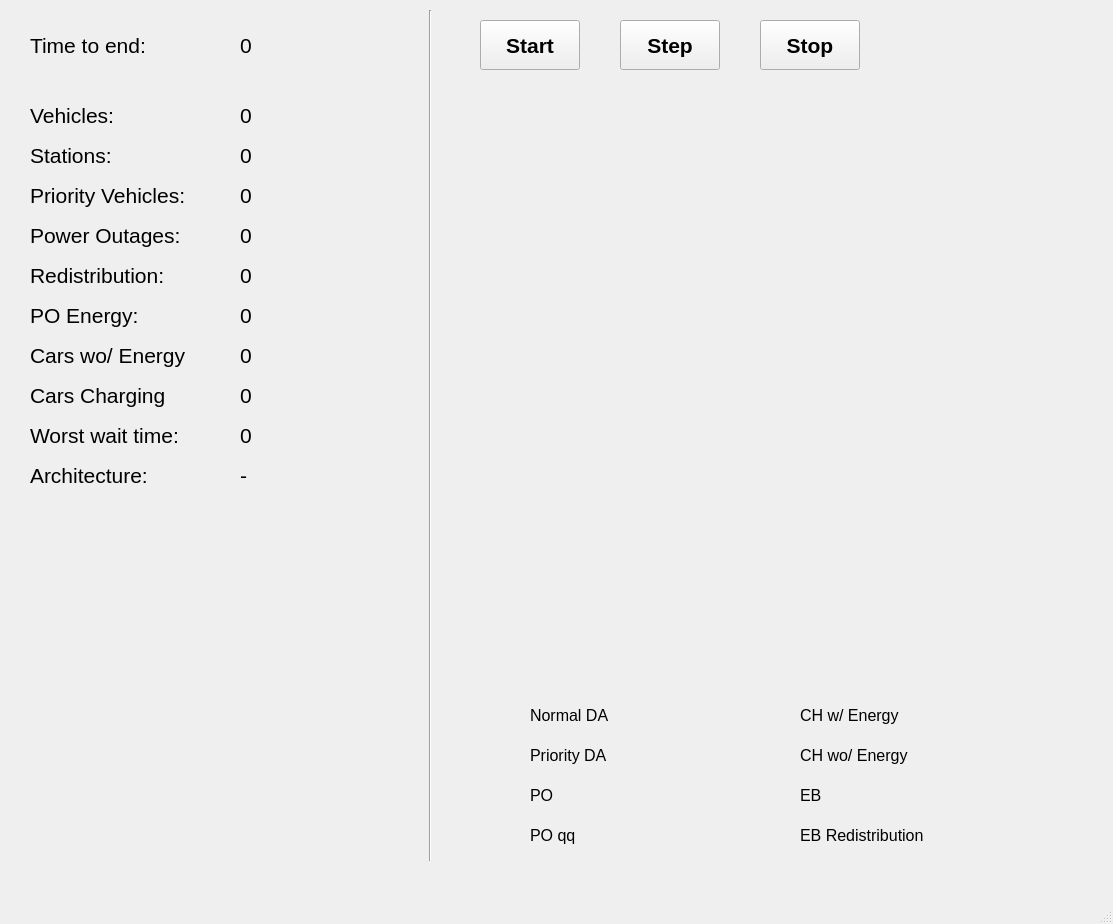
First picture: the form in gui_stuff/gui.ui, repository jtaca/Agent_Based_Smart_Grid, before the edit.
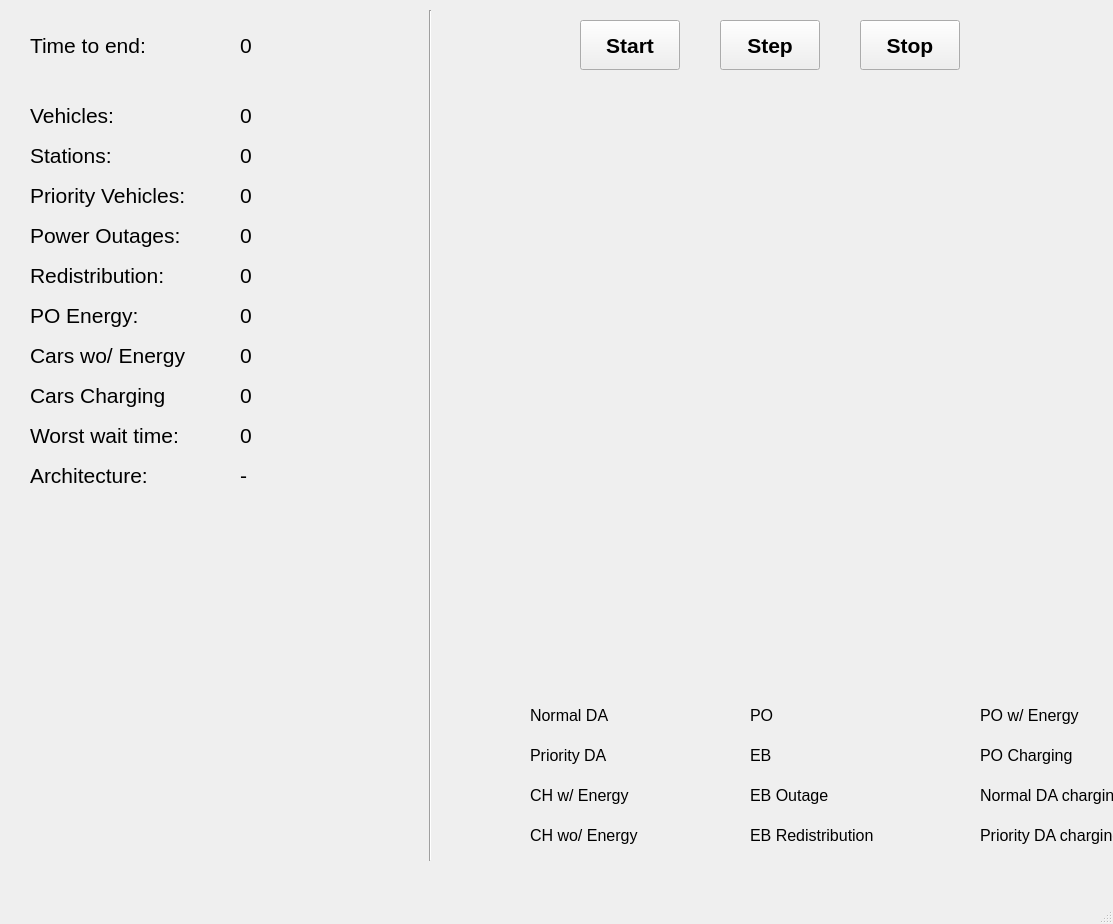
Second picture: the form after the edit. Icons and pictures are not drawn.

Patch:
```diff
--- a/gui_stuff/gui.ui
+++ b/gui_stuff/gui.ui
@@ -121,7 +121,7 @@
    <widget class="QPushButton" name="btn_start">
     <property name="geometry">
      <rect>
-      <x>480</x>
+      <x>580</x>
       <y>20</y>
       <width>100</width>
       <height>50</height>
@@ -276,7 +276,7 @@
    <widget class="QPushButton" name="btn_step">
     <property name="geometry">
      <rect>
-      <x>620</x>
+      <x>720</x>
       <y>20</y>
       <width>100</width>
       <height>50</height>
@@ -296,7 +296,7 @@
    <widget class="QPushButton" name="btn_stop">
     <property name="geometry">
      <rect>
-      <x>760</x>
+      <x>860</x>
       <y>20</y>
       <width>100</width>
       <height>50</height>
@@ -387,8 +387,8 @@
    <widget class="QLabel" name="label">
     <property name="geometry">
      <rect>
-      <x>740</x>
-      <y>780</y>
+      <x>690</x>
+      <y>740</y>
       <width>41</width>
       <height>31</height>
      </rect>
@@ -403,9 +403,9 @@
    <widget class="QLabel" name="label_2">
     <property name="geometry">
      <rect>
-      <x>800</x>
-      <y>780</y>
-      <width>261</width>
+      <x>750</x>
+      <y>740</y>
+      <width>151</width>
       <height>31</height>
      </rect>
     </property>
@@ -489,21 +489,21 @@
    <widget class="QLabel" name="label_8">
     <property name="geometry">
      <rect>
-      <x>530</x>
-      <y>780</y>
-      <width>161</width>
+      <x>980</x>
+      <y>700</y>
+      <width>151</width>
       <height>31</height>
      </rect>
     </property>
     <property name="text">
-     <string>PO</string>
+     <string>PO w/ Energy</string>
     </property>
    </widget>
    <widget class="QLabel" name="label_7">
     <property name="geometry">
      <rect>
-      <x>740</x>
-      <y>700</y>
+      <x>470</x>
+      <y>780</y>
       <width>41</width>
       <height>31</height>
      </rect>
@@ -518,9 +518,9 @@
    <widget class="QLabel" name="label_9">
     <property name="geometry">
      <rect>
-      <x>800</x>
-      <y>700</y>
-      <width>261</width>
+      <x>530</x>
+      <y>780</y>
+      <width>181</width>
       <height>31</height>
      </rect>
     </property>
@@ -536,8 +536,8 @@
    <widget class="QLabel" name="label_10">
     <property name="geometry">
      <rect>
-      <x>740</x>
-      <y>740</y>
+      <x>470</x>
+      <y>820</y>
       <width>41</width>
       <height>31</height>
      </rect>
@@ -552,9 +552,9 @@
    <widget class="QLabel" name="label_11">
     <property name="geometry">
      <rect>
-      <x>800</x>
-      <y>740</y>
-      <width>261</width>
+      <x>530</x>
+      <y>820</y>
+      <width>181</width>
       <height>31</height>
      </rect>
     </property>
@@ -570,8 +570,8 @@
    <widget class="QLabel" name="label_12">
     <property name="geometry">
      <rect>
-      <x>470</x>
-      <y>780</y>
+      <x>920</x>
+      <y>700</y>
       <width>41</width>
       <height>31</height>
      </rect>
@@ -808,39 +808,10 @@
      <enum>Qt::AutoText</enum>
     </property>
    </widget>
-   <widget class="QLabel" name="label_13">
-    <property name="geometry">
-     <rect>
-      <x>530</x>
-      <y>820</y>
-      <width>161</width>
-      <height>31</height>
-     </rect>
-    </property>
-    <property name="text">
-     <string>PO qq</string>
-    </property>
-   </widget>
-   <widget class="QLabel" name="label_14">
-    <property name="geometry">
-     <rect>
-      <x>470</x>
-      <y>820</y>
-      <width>41</width>
-      <height>31</height>
-     </rect>
-    </property>
-    <property name="text">
-     <string/>
-    </property>
-    <property name="pixmap">
-     <pixmap>../../../../../../../Desktop/po.png</pixmap>
-    </property>
-   </widget>
    <widget class="QLabel" name="label_15">
     <property name="geometry">
      <rect>
-      <x>740</x>
+      <x>690</x>
       <y>820</y>
       <width>41</width>
       <height>31</height>
@@ -856,9 +827,9 @@
    <widget class="QLabel" name="label_16">
     <property name="geometry">
      <rect>
-      <x>800</x>
+      <x>750</x>
       <y>820</y>
-      <width>261</width>
+      <width>151</width>
       <height>31</height>
      </rect>
     </property>
@@ -871,6 +842,156 @@
      <string>EB Redistribution</string>
     </property>
    </widget>
+   <widget class="QLabel" name="label_17">
+    <property name="geometry">
+     <rect>
+      <x>690</x>
+      <y>780</y>
+      <width>41</width>
+      <height>31</height>
+     </rect>
+    </property>
+    <property name="text">
+     <string/>
+    </property>
+    <property name="pixmap">
+     <pixmap>icons/eb_outage.png</pixmap>
+    </property>
+   </widget>
+   <widget class="QLabel" name="label_18">
+    <property name="geometry">
+     <rect>
+      <x>750</x>
+      <y>780</y>
+      <width>151</width>
+      <height>31</height>
+     </rect>
+    </property>
+    <property name="font">
+     <font>
+      <pointsize>12</pointsize>
+     </font>
+    </property>
+    <property name="text">
+     <string>EB Outage</string>
+    </property>
+   </widget>
+   <widget class="QLabel" name="label_13">
+    <property name="geometry">
+     <rect>
+      <x>690</x>
+      <y>700</y>
+      <width>41</width>
+      <height>31</height>
+     </rect>
+    </property>
+    <property name="text">
+     <string/>
+    </property>
+    <property name="pixmap">
+     <pixmap>icons/po.png</pixmap>
+    </property>
+   </widget>
+   <widget class="QLabel" name="label_14">
+    <property name="geometry">
+     <rect>
+      <x>750</x>
+      <y>700</y>
+      <width>151</width>
+      <height>31</height>
+     </rect>
+    </property>
+    <property name="text">
+     <string>PO</string>
+    </property>
+   </widget>
+   <widget class="QLabel" name="label_19">
+    <property name="geometry">
+     <rect>
+      <x>920</x>
+      <y>740</y>
+      <width>41</width>
+      <height>31</height>
+     </rect>
+    </property>
+    <property name="text">
+     <string/>
+    </property>
+    <property name="pixmap">
+     <pixmap>icons/PO_receiving_energyUntitled.png</pixmap>
+    </property>
+   </widget>
+   <widget class="QLabel" name="label_20">
+    <property name="geometry">
+     <rect>
+      <x>980</x>
+      <y>740</y>
+      <width>151</width>
+      <height>31</height>
+     </rect>
+    </property>
+    <property name="text">
+     <string>PO Charging</string>
+    </property>
+   </widget>
+   <widget class="QLabel" name="label_21">
+    <property name="geometry">
+     <rect>
+      <x>920</x>
+      <y>780</y>
+      <width>41</width>
+      <height>31</height>
+     </rect>
+    </property>
+    <property name="text">
+     <string/>
+    </property>
+    <property name="pixmap">
+     <pixmap>icons/da_charging.png</pixmap>
+    </property>
+   </widget>
+   <widget class="QLabel" name="label_22">
+    <property name="geometry">
+     <rect>
+      <x>980</x>
+      <y>780</y>
+      <width>151</width>
+      <height>31</height>
+     </rect>
+    </property>
+    <property name="text">
+     <string>Normal DA charging</string>
+    </property>
+   </widget>
+   <widget class="QLabel" name="label_23">
+    <property name="geometry">
+     <rect>
+      <x>920</x>
+      <y>820</y>
+      <width>41</width>
+      <height>31</height>
+     </rect>
+    </property>
+    <property name="text">
+     <string/>
+    </property>
+    <property name="pixmap">
+     <pixmap>icons/da_charging2.png</pixmap>
+    </property>
+   </widget>
+   <widget class="QLabel" name="label_24">
+    <property name="geometry">
+     <rect>
+      <x>980</x>
+      <y>820</y>
+      <width>151</width>
+      <height>31</height>
+     </rect>
+    </property>
+    <property name="text">
+     <string>Priority DA charging</string>
+    </property>
+   </widget>
   </widget>
   <widget class="QMenuBar" name="menubar">
    <property name="geometry">
```
Left out of the diff: 4 changed lines with no effect on the pictures.
